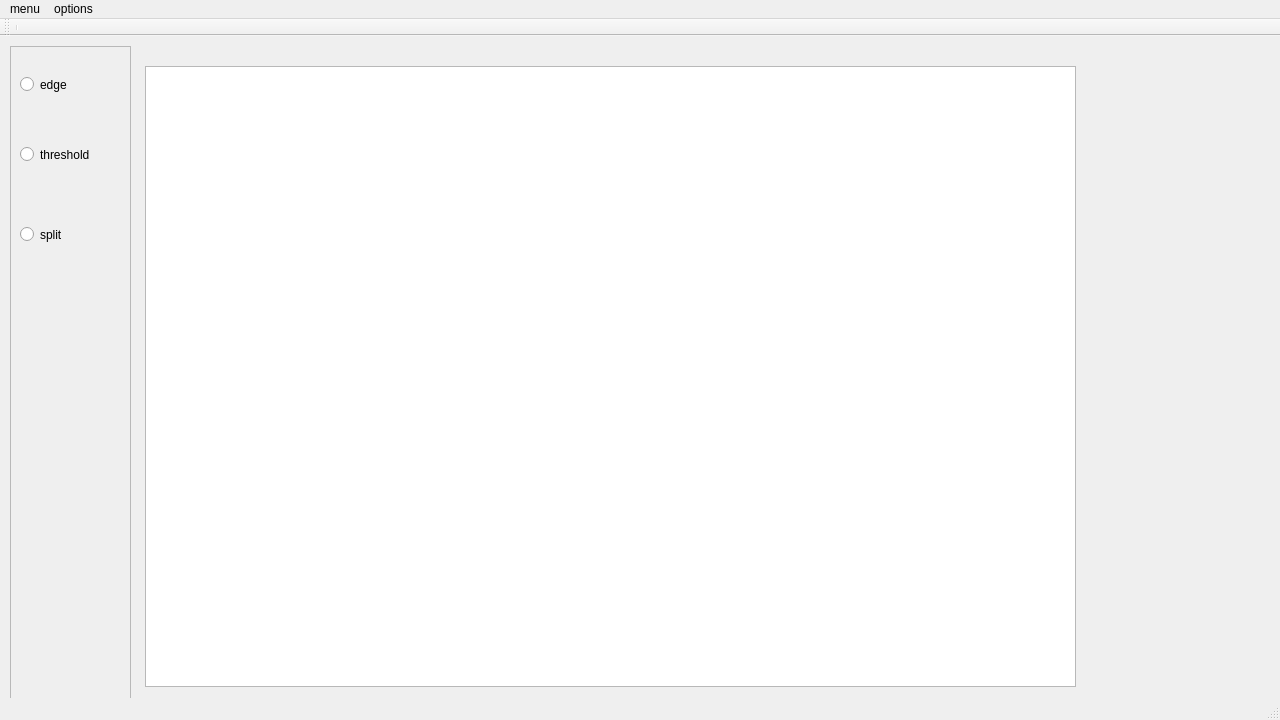
sagarkalburgi/image-editor, file image-editor/imageeditor.ui: the form before one commit.
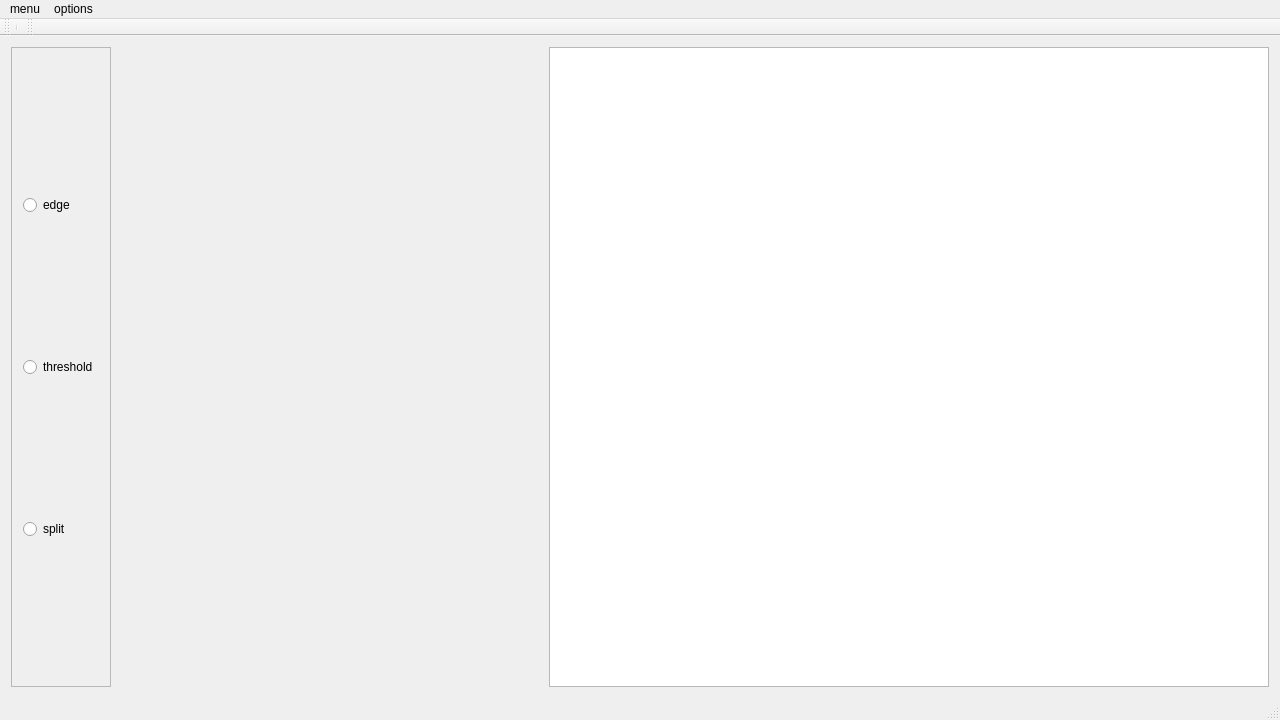
The form after the commit.

```diff
--- a/image-editor/imageeditor.ui
+++ b/image-editor/imageeditor.ui
@@ -29,30 +29,16 @@
    <string>imageeditor</string>
   </property>
   <widget class="QWidget" name="centralWidget">
-   <widget class="QGraphicsView" name="graphicsView">
-    <property name="geometry">
-     <rect>
-      <x>145</x>
-      <y>30</y>
-      <width>931</width>
-      <height>621</height>
-     </rect>
-    </property>
-    <property name="sizePolicy">
-     <sizepolicy hsizetype="Preferred" vsizetype="Preferred">
-      <horstretch>0</horstretch>
-      <verstretch>0</verstretch>
-     </sizepolicy>
-    </property>
-   </widget>
+   <layout class="QHBoxLayout" name="horizontalLayout_2">
+    <item>
+     <layout class="QHBoxLayout" name="horizontalLayout">
+      <item>
    <widget class="QFrame" name="frame">
-    <property name="geometry">
-     <rect>
-      <x>10</x>
-      <y>10</y>
-      <width>121</width>
-      <height>671</height>
-     </rect>
+        <property name="minimumSize">
+         <size>
+          <width>100</width>
+          <height>500</height>
+         </size>
     </property>
     <property name="frameShape">
      <enum>QFrame::StyledPanel</enum>
@@ -60,46 +46,66 @@
     <property name="frameShadow">
      <enum>QFrame::Raised</enum>
     </property>
+        <layout class="QVBoxLayout" name="verticalLayout">
+         <item>
     <widget class="QRadioButton" name="edge">
-     <property name="geometry">
-      <rect>
-       <x>10</x>
-       <y>30</y>
-       <width>82</width>
-       <height>17</height>
-      </rect>
-     </property>
      <property name="text">
       <string>edge</string>
      </property>
     </widget>
+         </item>
+         <item>
     <widget class="QRadioButton" name="threshold">
-     <property name="geometry">
-      <rect>
-       <x>10</x>
-       <y>100</y>
-       <width>82</width>
-       <height>17</height>
-      </rect>
-     </property>
      <property name="text">
       <string>threshold</string>
      </property>
     </widget>
+         </item>
+         <item>
     <widget class="QRadioButton" name="split">
-     <property name="geometry">
-      <rect>
-       <x>10</x>
-       <y>180</y>
-       <width>82</width>
-       <height>17</height>
-      </rect>
-     </property>
      <property name="text">
       <string>split</string>
      </property>
     </widget>
-   </widget>
+         </item>
+        </layout>
+       </widget>
+      </item>
+      <item>
+       <spacer name="horizontalSpacer">
+        <property name="orientation">
+         <enum>Qt::Horizontal</enum>
+        </property>
+        <property name="sizeHint" stdset="0">
+         <size>
+          <width>40</width>
+          <height>20</height>
+         </size>
+        </property>
+       </spacer>
+      </item>
+      <item>
+       <widget class="QGraphicsView" name="graphicsView">
+        <property name="sizePolicy">
+         <sizepolicy hsizetype="Preferred" vsizetype="Preferred">
+          <horstretch>0</horstretch>
+          <verstretch>0</verstretch>
+         </sizepolicy>
+        </property>
+        <property name="minimumSize">
+         <size>
+          <width>720</width>
+          <height>500</height>
+         </size>
+        </property>
+        <property name="mouseTracking">
+         <bool>true</bool>
+        </property>
+       </widget>
+      </item>
+     </layout>
+    </item>
+   </layout>
   </widget>
   <widget class="QMenuBar" name="menuBar">
    <property name="geometry">
@@ -142,6 +148,17 @@
    <addaction name="separator"/>
   </widget>
   <widget class="QStatusBar" name="statusBar"/>
+  <widget class="QToolBar" name="toolBar">
+   <property name="windowTitle">
+    <string>toolBar</string>
+   </property>
+   <attribute name="toolBarArea">
+    <enum>TopToolBarArea</enum>
+   </attribute>
+   <attribute name="toolBarBreak">
+    <bool>false</bool>
+   </attribute>
+  </widget>
   <action name="actionsave">
    <property name="text">
     <string>save</string>
```
Left out of the diff: 2 changed lines with no effect on the pictures. Lines whose indentation alone changed are shown as unchanged.
